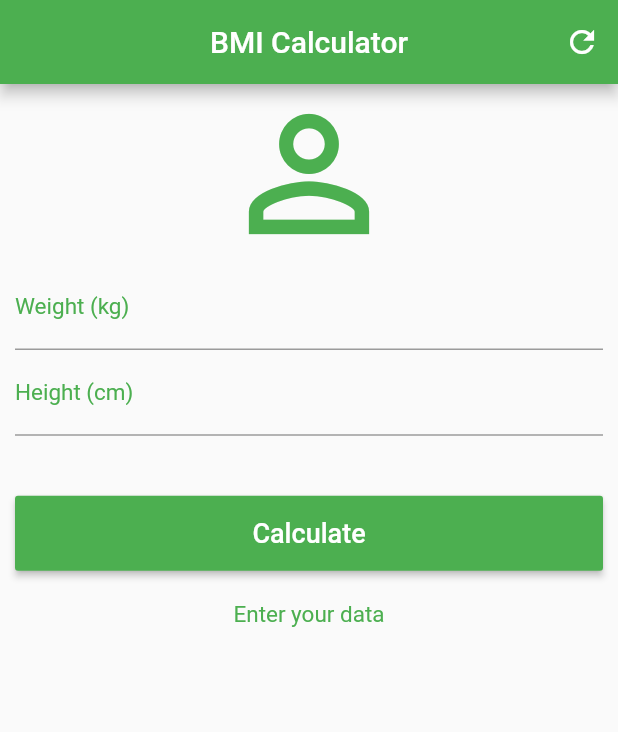
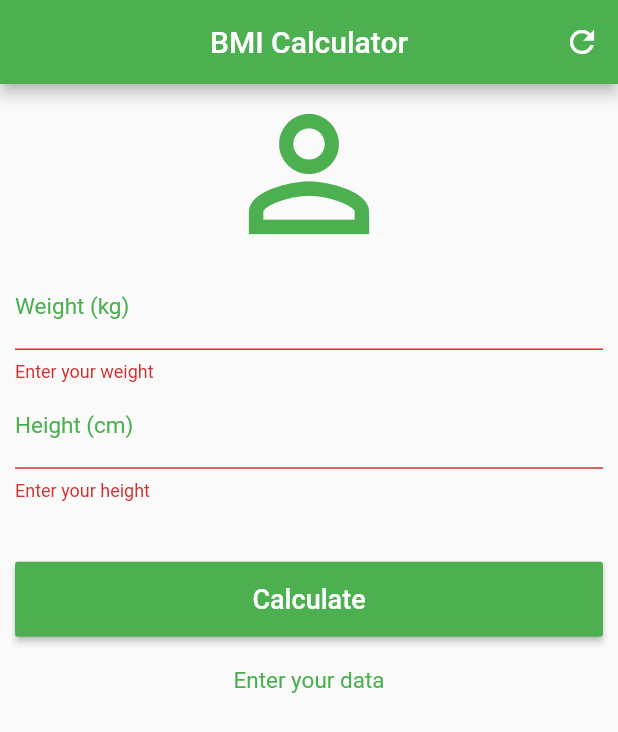
Before and after one commit to Wkerlyson/calculator-bmi, a Flutter app: the screen it shows after launch, after a tap on "Calculate", on a phone screen of 412 x 824 dp. Shown: the top 732 px of the screen. Run offline on Flutter 3.47's test engine with Material 2 defaults, Android fonts, the phone set to English and light mode, and no system bars.

```diff
--- a/lib/main.dart
+++ b/lib/main.dart
@@ -12,12 +12,16 @@ class _HomeState extends State<Home> {
   TextEditingController weightController = TextEditingController();
   TextEditingController heightController = TextEditingController();
 
+  GlobalKey<FormState> _formKey = GlobalKey();
+
   String _infoText = 'Enter your data';
 
   void _resetFields() {
     weightController.text = '';
     heightController.text = '';
+    setState(() {
       _infoText = 'Enter your data';
+    });
   }
 
   void _calculate() {
@@ -25,18 +29,17 @@ class _HomeState extends State<Home> {
       double weight = double.parse(weightController.text);
       double height = double.parse(heightController.text) / 100;
       double bmi = weight / (height * height);
-      print(bmi);
 
       if (bmi < 18.6) {
-        _infoText = "Underweight (${bmi.toStringAsPrecision(4)})";
+        _infoText = "Underweight - BMI: ${bmi.toStringAsPrecision(4)}";
       } else if (bmi >= 18.6 && bmi < 24.9) {
-        _infoText = "Ideal weight (${bmi.toStringAsPrecision(4)})";
+        _infoText = "Ideal weight - BMI: ${bmi.toStringAsPrecision(4)}";
       } else if (bmi >= 24.9 && bmi < 29.9) {
-        _infoText = "Slightly overweight (${bmi.toStringAsPrecision(4)})";
+        _infoText = "Slightly overweight - BMI: ${bmi.toStringAsPrecision(4)}";
       } else if (bmi >= 29.9 && bmi < 34.9) {
-        _infoText = "Obesity Grade I (${bmi.toStringAsPrecision(4)})";
+        _infoText = "Obesity Grade I - BMI: ${bmi.toStringAsPrecision(4)}";
       } else if (bmi >= 34.9 && bmi < 39.9) {
-        _infoText = "obesity Grade II (${bmi.toStringAsPrecision(4)})";
+        _infoText = "obesity Grade II - BMI: (${bmi.toStringAsPrecision(4)}";
       } else if (bmi >= 40) {
         _infoText = "Obesity Grade III (${bmi.toStringAsPrecision(4)})";
       }
@@ -59,32 +62,42 @@ class _HomeState extends State<Home> {
         ),
         body: SingleChildScrollView(
             padding: EdgeInsets.fromLTRB(10, 0, 10, 0),
+            child: Form(
+              key: _formKey,
               child: Column(
                 crossAxisAlignment: CrossAxisAlignment.stretch,
                 children: <Widget>[
                   Icon(Icons.person_outline, size: 120, color: Colors.green),
-              TextField(
+                  TextFormField(
                     keyboardType: TextInputType.number,
                     controller: weightController,
                     decoration: InputDecoration(
                         labelText: 'Weight (kg)',
                         labelStyle: TextStyle(color: Colors.green)),
                     style: TextStyle(color: Colors.green, fontSize: 15),
+                    validator: (value) {
+                      if (value.isEmpty) return 'Enter your weight';
+                    },
                   ),
-              TextField(
+                  TextFormField(
                     keyboardType: TextInputType.number,
                     controller: heightController,
                     decoration: InputDecoration(
                         labelText: 'Height (cm)',
                         labelStyle: TextStyle(color: Colors.green)),
                     style: TextStyle(color: Colors.green, fontSize: 15),
+                    validator: (value) {
+                      if (value.isEmpty) return 'Enter your height';
+                    },
                   ),
                   Padding(
                     padding: EdgeInsets.only(bottom: 20, top: 40),
                     child: Container(
                       height: 50,
                       child: RaisedButton(
-                    onPressed: _calculate,
+                        onPressed: () {
+                          if (_formKey.currentState.validate()) _calculate();
+                        },
                         child: Text(
                           'Calculate',
                           style: TextStyle(color: Colors.white, fontSize: 18),
@@ -100,6 +113,6 @@ class _HomeState extends State<Home> {
                   )
                 ],
               ),
-        ));
+            )));
   }
 }
--- a/pubspec.yaml
+++ b/pubspec.yaml
@@ -41,9 +41,9 @@ flutter:
   uses-material-design: true
 
   # To add assets to your application, add an assets section, like this:
-  # assets:
-  #  - images/a_dot_burr.jpeg
-  #  - images/a_dot_ham.jpeg
+  assets:
+   - assets/images/screenshot_01.jpg
+   - assets/images/screenshot_02.jpg
 
   # An image asset can refer to one or more resolution-specific "variants", see
   # https://flutter.dev/assets-and-images/#resolution-aware.
```
Also changed, not shown: assets/images/screenshot_01.jpg (added), assets/images/screenshot_02.jpg (added), 1 other file. Lines whose indentation alone changed are shown as unchanged.
